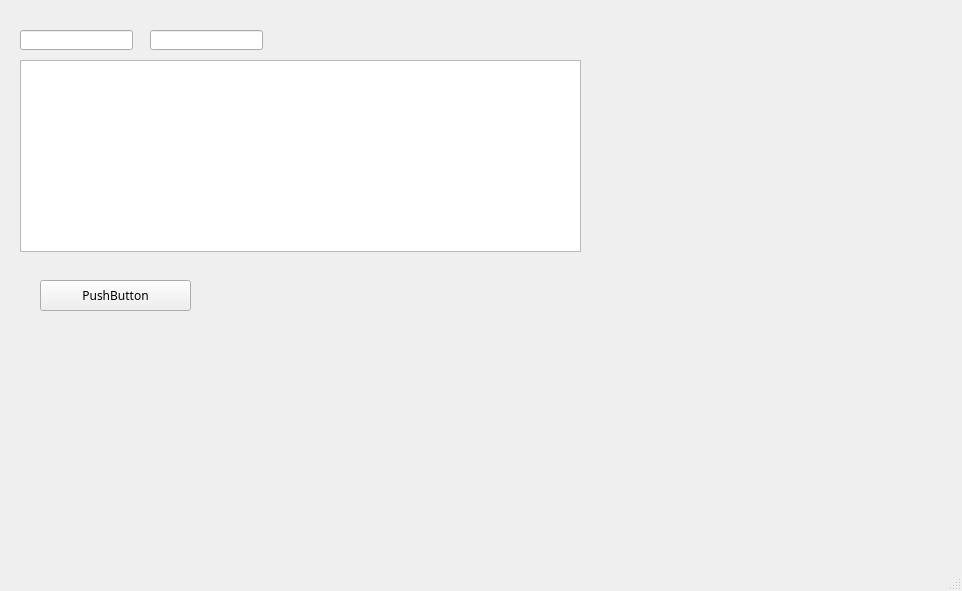
The window that note/module/03_qt_test/test.ui (rogers228/Learn_python) describes before a commit, drawn with Qt 5.
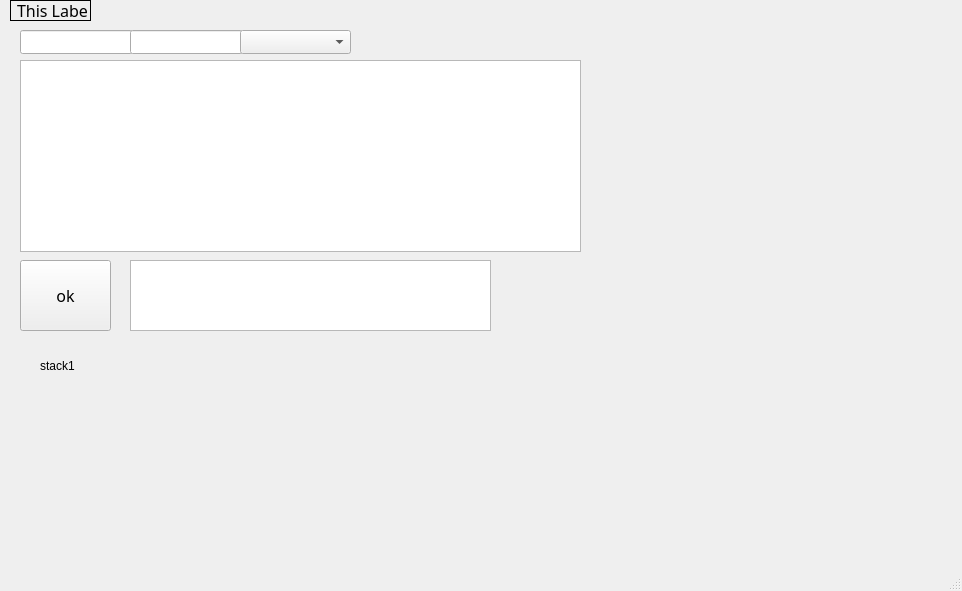
The same window after the commit. Icons and pictures are not drawn.

Diff of the .ui file:
```diff
--- a/note/module/03_qt_test/test.ui
+++ b/note/module/03_qt_test/test.ui
@@ -20,28 +20,45 @@
    <widget class="QPushButton" name="pushButton">
     <property name="geometry">
      <rect>
-      <x>40</x>
-      <y>280</y>
-      <width>151</width>
-      <height>31</height>
+      <x>20</x>
+      <y>260</y>
+      <width>91</width>
+      <height>71</height>
      </rect>
     </property>
     <property name="font">
      <font>
       <family>新細明體</family>
+      <pointsize>12</pointsize>
      </font>
     </property>
     <property name="toolTipDuration">
      <number>-3</number>
     </property>
     <property name="layoutDirection">
-     <enum>Qt::RightToLeft</enum>
+     <enum>Qt::LeftToRight</enum>
+    </property>
+    <property name="autoFillBackground">
+     <bool>false</bool>
     </property>
     <property name="styleSheet">
      <string notr="true"/>
     </property>
     <property name="text">
-     <string>PushButton</string>
+     <string>ok</string>
+    </property>
+    <property name="icon">
+     <iconset>
+      <normaloff>security.png</normaloff>security.png</iconset>
+    </property>
+    <property name="iconSize">
+     <size>
+      <width>32</width>
+      <height>32</height>
+     </size>
+    </property>
+    <property name="shortcut">
+     <string/>
     </property>
    </widget>
    <widget class="QLineEdit" name="lineEdit">
@@ -50,19 +67,31 @@
       <x>20</x>
       <y>30</y>
       <width>113</width>
-      <height>20</height>
+      <height>24</height>
      </rect>
     </property>
+    <property name="font">
+     <font>
+      <family>新細明體</family>
+      <pointsize>12</pointsize>
+     </font>
+    </property>
    </widget>
    <widget class="QLineEdit" name="lineEdit_2">
     <property name="geometry">
      <rect>
-      <x>150</x>
+      <x>130</x>
       <y>30</y>
       <width>113</width>
-      <height>20</height>
+      <height>24</height>
      </rect>
     </property>
+    <property name="font">
+     <font>
+      <family>新細明體</family>
+      <pointsize>12</pointsize>
+     </font>
+    </property>
    </widget>
    <widget class="QTableWidget" name="tableWidget">
     <property name="geometry">
@@ -89,6 +118,112 @@
      <number>24</number>
     </attribute>
    </widget>
+   <widget class="QComboBox" name="comboBox">
+    <property name="geometry">
+     <rect>
+      <x>240</x>
+      <y>30</y>
+      <width>111</width>
+      <height>24</height>
+     </rect>
+    </property>
+    <property name="font">
+     <font>
+      <family>新細明體</family>
+      <pointsize>12</pointsize>
+     </font>
+    </property>
+   </widget>
+   <widget class="QLabel" name="label">
+    <property name="geometry">
+     <rect>
+      <x>10</x>
+      <y>0</y>
+      <width>81</width>
+      <height>21</height>
+     </rect>
+    </property>
+    <property name="font">
+     <font>
+      <family>新細明體</family>
+      <pointsize>12</pointsize>
+     </font>
+    </property>
+    <property name="contextMenuPolicy">
+     <enum>Qt::PreventContextMenu</enum>
+    </property>
+    <property name="styleSheet">
+     <string notr="true">QLabel {
+    border: 1px solid black; /* 邊框粗細與顏色 */
+    padding: 2px;           /* 內邊距 */
+}</string>
+    </property>
+    <property name="text">
+     <string>This Label</string>
+    </property>
+    <property name="scaledContents">
+     <bool>false</bool>
+    </property>
+   </widget>
+   <widget class="QPlainTextEdit" name="plainTextEdit">
+    <property name="geometry">
+     <rect>
+      <x>130</x>
+      <y>260</y>
+      <width>361</width>
+      <height>71</height>
+     </rect>
+    </property>
+    <property name="font">
+     <font>
+      <family>新細明體</family>
+      <pointsize>12</pointsize>
+     </font>
+    </property>
+   </widget>
+   <widget class="QStackedWidget" name="stackedWidget">
+    <property name="geometry">
+     <rect>
+      <x>20</x>
+      <y>340</y>
+      <width>281</width>
+      <height>121</height>
+     </rect>
+    </property>
+    <property name="currentIndex">
+     <number>0</number>
+    </property>
+    <widget class="QWidget" name="page">
+     <widget class="QLabel" name="label_2">
+      <property name="geometry">
+       <rect>
+        <x>20</x>
+        <y>20</y>
+        <width>47</width>
+        <height>12</height>
+       </rect>
+      </property>
+      <property name="text">
+       <string>stack1</string>
+      </property>
+     </widget>
+    </widget>
+    <widget class="QWidget" name="page_2">
+     <widget class="QLabel" name="label_3">
+      <property name="geometry">
+       <rect>
+        <x>10</x>
+        <y>10</y>
+        <width>47</width>
+        <height>12</height>
+       </rect>
+      </property>
+      <property name="text">
+       <string>stack2</string>
+      </property>
+     </widget>
+    </widget>
+   </widget>
   </widget>
   <widget class="QMenuBar" name="menubar">
    <property name="geometry">
```
Left out of the diff: 6 changed lines with no effect on the pictures.
